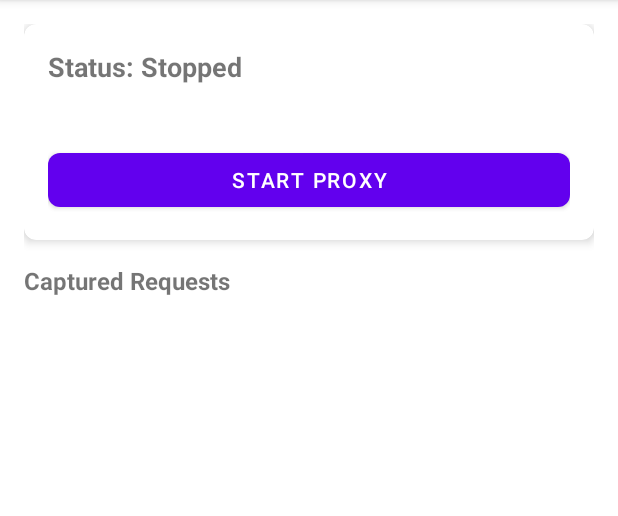
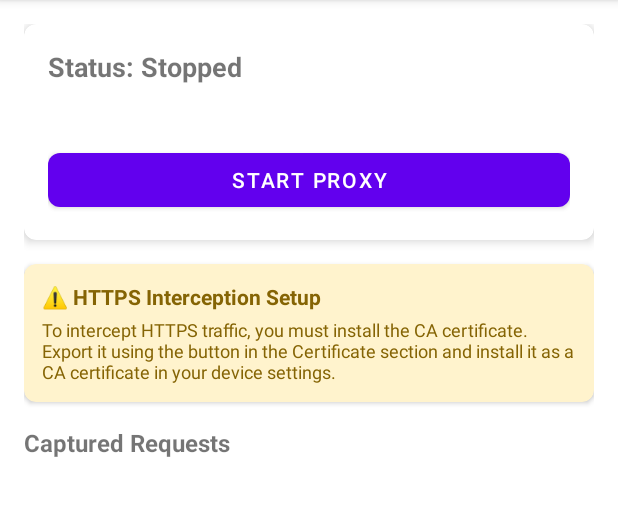
Before and after one commit to equisde/RoRoIntercept, an Android app: the screen it shows after launch (MainActivity), on a phone screen of 412 x 824 dp, the part 84-600 px from its top. Run offline under Robolectric (Android 15) with nearby library versions, the phone set to English and light mode, and no system bars; libraries missing offline, so code that uses them is left out: fi.iki.elonen; 2 statements that could not run were skipped.

Commit message:
Fix: Improve SSL certificate generation with critical extensions and add HTTPS setup warning

```diff
--- a/app/src/main/res/layout/activity_main.xml
+++ b/app/src/main/res/layout/activity_main.xml
@@ -46,6 +46,40 @@
         </LinearLayout>
     </com.google.android.material.card.MaterialCardView>
 
+    <!-- Certificate Warning Card -->
+    <com.google.android.material.card.MaterialCardView
+        android:layout_width="match_parent"
+        android:layout_height="wrap_content"
+        android:layout_marginBottom="16dp"
+        app:cardElevation="2dp"
+        app:cardCornerRadius="8dp"
+        app:cardBackgroundColor="#FFF3CD">
+
+        <LinearLayout
+            android:layout_width="match_parent"
+            android:layout_height="wrap_content"
+            android:orientation="vertical"
+            android:padding="12dp">
+
+            <com.google.android.material.textview.MaterialTextView
+                android:layout_width="wrap_content"
+                android:layout_height="wrap_content"
+                android:text="⚠️ HTTPS Interception Setup"
+                android:textSize="14sp"
+                android:textStyle="bold"
+                android:textColor="#856404"
+                android:layout_marginBottom="4dp"/>
+
+            <com.google.android.material.textview.MaterialTextView
+                android:layout_width="wrap_content"
+                android:layout_height="wrap_content"
+                android:text="To intercept HTTPS traffic, you must install the CA certificate. Export it using the button in the Certificate section and install it as a CA certificate in your device settings."
+                android:textSize="12sp"
+                android:textColor="#856404"/>
+
+        </LinearLayout>
+    </com.google.android.material.card.MaterialCardView>
+
     <com.google.android.material.textview.MaterialTextView
         android:layout_width="wrap_content"
         android:layout_height="wrap_content"
```
Also changed, not shown: app/src/main/java/com/httpinterceptor/utils/CertificateManager.kt (+20 -2 lines).
